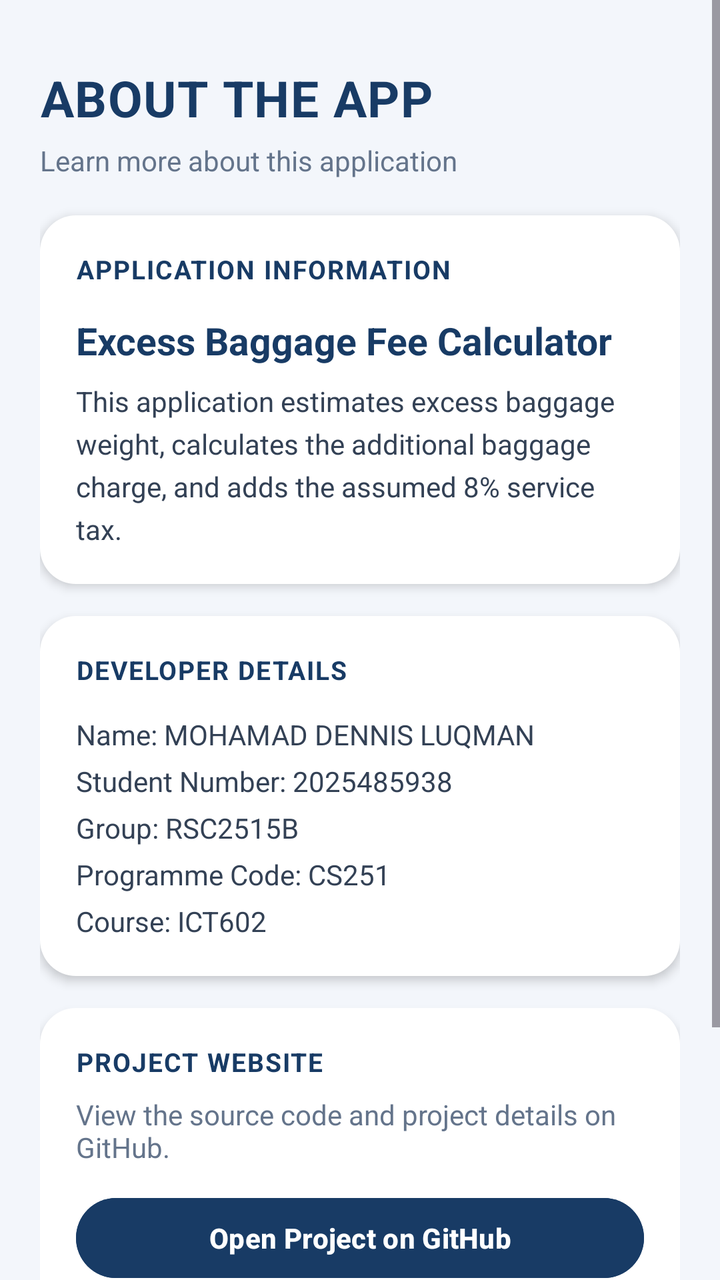
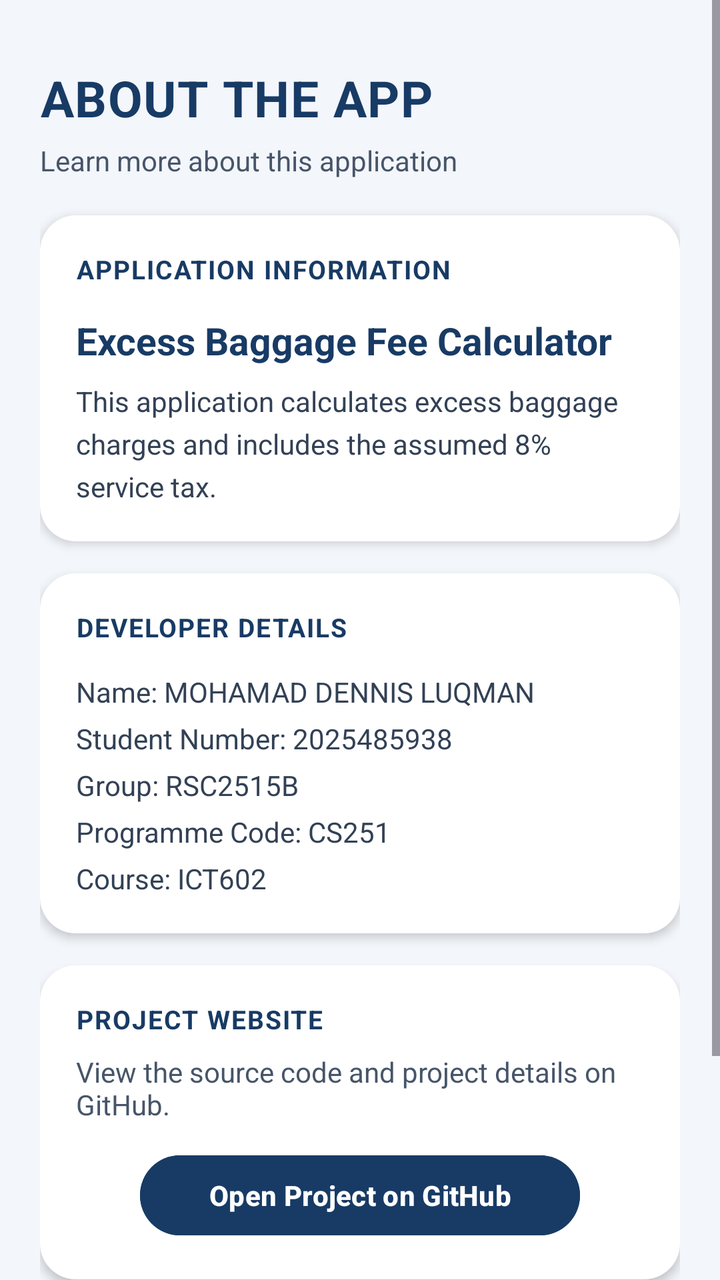

Before-and-after screenshots of an Android layout around one commit, followed by the original layout XML and the change that was made.
<!-- AndroidManifest.xml: application theme Theme.ExcessBaggageCalculator -->
<!-- res/layout/activity_about.xml -->
<?xml version="1.0" encoding="utf-8"?>
<ScrollView xmlns:android="http://schemas.android.com/apk/res/android"
    android:layout_width="match_parent"
    android:layout_height="match_parent"
    android:background="#F3F6FB"
    android:fillViewport="true">

    <LinearLayout
        android:layout_width="match_parent"
        android:layout_height="wrap_content"
        android:orientation="vertical"
        android:paddingStart="20dp"
        android:paddingEnd="20dp"
        android:paddingTop="32dp"
        android:paddingBottom="20dp">

        <TextView
            android:layout_width="match_parent"
            android:layout_height="wrap_content"
            android:text="ABOUT THE APP"
            android:textColor="#183B65"
            android:textSize="25sp"
            android:textStyle="bold"
            android:letterSpacing="0.02" />

        <TextView
            android:layout_width="match_parent"
            android:layout_height="wrap_content"
            android:layout_marginTop="5dp"
            android:layout_marginBottom="18dp"
            android:text="Learn more about this application"
            android:textColor="#64748B"
            android:textSize="14sp" />

        
        <LinearLayout
            android:layout_width="match_parent"
            android:layout_height="wrap_content"
            android:background="@drawable/bg_calculator_card"
            android:elevation="3dp"
            android:orientation="vertical"
            android:padding="18dp">

            <TextView
                android:layout_width="match_parent"
                android:layout_height="wrap_content"
                android:text="APPLICATION INFORMATION"
                android:textColor="#183B65"
                android:textSize="13sp"
                android:textStyle="bold"
                android:letterSpacing="0.05" />

            <TextView
                android:layout_width="match_parent"
                android:layout_height="wrap_content"
                android:layout_marginTop="14dp"
                android:text="Excess Baggage Fee Calculator"
                android:textColor="#183B65"
                android:textSize="19sp"
                android:textStyle="bold" />

            <TextView
                android:layout_width="match_parent"
                android:layout_height="wrap_content"
                android:layout_marginTop="8dp"
                android:lineSpacingExtra="5dp"
                android:text="This application estimates excess baggage weight, calculates the additional baggage charge, and adds the assumed 8% service tax."
                android:textColor="#334155"
                android:textSize="14sp" />
        </LinearLayout>

        
        <LinearLayout
            android:layout_width="match_parent"
            android:layout_height="wrap_content"
            android:layout_marginTop="16dp"
            android:background="@drawable/bg_calculator_card"
            android:elevation="3dp"
            android:orientation="vertical"
            android:padding="18dp">

            <TextView
                android:layout_width="match_parent"
                android:layout_height="wrap_content"
                android:text="DEVELOPER DETAILS"
                android:textColor="#183B65"
                android:textSize="13sp"
                android:textStyle="bold"
                android:letterSpacing="0.05" />

            <TextView
                android:id="@+id/studentDetails"
                android:layout_width="match_parent"
                android:layout_height="wrap_content"
                android:layout_marginTop="14dp"
                android:lineSpacingExtra="7dp"
                android:text="Name: MOHAMAD DENNIS LUQMAN\nStudent Number: 2025485938\nGroup: RSC2515B\nProgramme Code: CS251\nCourse: ICT602"
                android:textColor="#334155"
                android:textSize="14sp" />
        </LinearLayout>

        
        <LinearLayout
            android:layout_width="match_parent"
            android:layout_height="wrap_content"
            android:layout_marginTop="16dp"
            android:background="@drawable/bg_calculator_card"
            android:elevation="3dp"
            android:orientation="vertical"
            android:padding="18dp">

            <TextView
                android:layout_width="match_parent"
                android:layout_height="wrap_content"
                android:text="PROJECT WEBSITE"
                android:textColor="#183B65"
                android:textSize="13sp"
                android:textStyle="bold"
                android:letterSpacing="0.05" />

            <TextView
                android:layout_width="match_parent"
                android:layout_height="wrap_content"
                android:layout_marginTop="8dp"
                android:text="View the source code and project details on GitHub."
                android:textColor="#64748B"
                android:textSize="14sp" />

            <Button
                android:id="@+id/websiteLink"
                android:layout_width="match_parent"
                android:layout_height="48dp"
                android:layout_marginTop="12dp"
                android:backgroundTint="#183B65"
                android:text="Open Project on GitHub"
                android:textAllCaps="false"
                android:textColor="#FFFFFF"
                android:textSize="14sp"
                android:textStyle="bold" />
        </LinearLayout>

        <TextView
            android:layout_width="match_parent"
            android:layout_height="wrap_content"
            android:layout_marginTop="20dp"
            android:gravity="center"
            android:text="© 2026 Excess Baggage Calculator. All rights reserved."
            android:textColor="#64748B"
            android:textSize="12sp" />

        <Button
            android:id="@+id/backButton"
            android:layout_width="match_parent"
            android:layout_height="50dp"
            android:layout_marginTop="18dp"
            android:layout_marginBottom="12dp"
            android:backgroundTint="#6651A5"
            android:text="Back to Calculator"
            android:textAllCaps="false"
            android:textColor="#FFFFFF"
            android:textSize="14sp"
            android:textStyle="bold" />

    </LinearLayout>
</ScrollView>
<!-- resources referenced by this layout -->
<resources>
  <!-- drawable bg_calculator_card (drawable) -->
  <?xml version="1.0" encoding="utf-8"?>
  <shape xmlns:android="http://schemas.android.com/apk/res/android">
      <solid android:color="#FFFFFF" />
      <corners android:radius="18dp" />
  </shape>
  <style name="Theme.ExcessBaggageCalculator" parent="Base.Theme.ExcessBaggageCalculator" />
  <style name="Base.Theme.ExcessBaggageCalculator" parent="Theme.Material3.DayNight.NoActionBar">
          
          
      </style>
</resources>

<!-- the commit's change to res/layout/activity_about.xml (unified diff, before → after) -->
@@ -17,7 +17,7 @@
         <TextView
             android:layout_width="match_parent"
             android:layout_height="wrap_content"
-            android:text="ABOUT THE APP"
+            android:text="@string/about_title"
             android:textColor="#183B65"
             android:textSize="25sp"
             android:textStyle="bold"
@@ -28,8 +28,8 @@
             android:layout_height="wrap_content"
             android:layout_marginTop="5dp"
             android:layout_marginBottom="18dp"
-            android:text="Learn more about this application"
-            android:textColor="#64748B"
+            android:text="@string/about_subtitle"
+            android:textColor="#475569"
             android:textSize="14sp" />
 
         
@@ -44,7 +44,7 @@
             <TextView
                 android:layout_width="match_parent"
                 android:layout_height="wrap_content"
-                android:text="APPLICATION INFORMATION"
+                android:text="@string/application_information"
                 android:textColor="#183B65"
                 android:textSize="13sp"
                 android:textStyle="bold"
@@ -54,7 +54,7 @@
                 android:layout_width="match_parent"
                 android:layout_height="wrap_content"
                 android:layout_marginTop="14dp"
-                android:text="Excess Baggage Fee Calculator"
+                android:text="@string/application_name"
                 android:textColor="#183B65"
                 android:textSize="19sp"
                 android:textStyle="bold" />
@@ -64,7 +64,7 @@
                 android:layout_height="wrap_content"
                 android:layout_marginTop="8dp"
                 android:lineSpacingExtra="5dp"
-                android:text="This application estimates excess baggage weight, calculates the additional baggage charge, and adds the assumed 8% service tax."
+                android:text="@string/application_description"
                 android:textColor="#334155"
                 android:textSize="14sp" />
         </LinearLayout>
@@ -82,7 +82,7 @@
             <TextView
                 android:layout_width="match_parent"
                 android:layout_height="wrap_content"
-                android:text="DEVELOPER DETAILS"
+                android:text="@string/developer_details"
                 android:textColor="#183B65"
                 android:textSize="13sp"
                 android:textStyle="bold"
@@ -94,7 +94,7 @@
                 android:layout_height="wrap_content"
                 android:layout_marginTop="14dp"
                 android:lineSpacingExtra="7dp"
-                android:text="Name: MOHAMAD DENNIS LUQMAN\nStudent Number: 2025485938\nGroup: RSC2515B\nProgramme Code: CS251\nCourse: ICT602"
+                android:text="@string/student_details"
                 android:textColor="#334155"
                 android:textSize="14sp" />
         </LinearLayout>
@@ -112,7 +112,7 @@
             <TextView
                 android:layout_width="match_parent"
                 android:layout_height="wrap_content"
-                android:text="PROJECT WEBSITE"
+                android:text="@string/project_website"
                 android:textColor="#183B65"
                 android:textSize="13sp"
                 android:textStyle="bold"
@@ -122,17 +122,21 @@
                 android:layout_width="match_parent"
                 android:layout_height="wrap_content"
                 android:layout_marginTop="8dp"
-                android:text="View the source code and project details on GitHub."
-                android:textColor="#64748B"
+                android:text="@string/github_description"
+                android:textColor="#475569"
                 android:textSize="14sp" />
 
             <Button
                 android:id="@+id/websiteLink"
-                android:layout_width="match_parent"
+                android:layout_width="wrap_content"
                 android:layout_height="48dp"
+                android:minWidth="220dp"
+                android:paddingStart="20dp"
+                android:paddingEnd="20dp"
+                android:layout_gravity="center_horizontal"
                 android:layout_marginTop="12dp"
                 android:backgroundTint="#183B65"
-                android:text="Open Project on GitHub"
+                android:text="@string/open_github"
                 android:textAllCaps="false"
                 android:textColor="#FFFFFF"
                 android:textSize="14sp"
@@ -144,18 +148,22 @@
             android:layout_height="wrap_content"
             android:layout_marginTop="20dp"
             android:gravity="center"
-            android:text="© 2026 Excess Baggage Calculator. All rights reserved."
-            android:textColor="#64748B"
+            android:text="@string/copyright_notice"
+            android:textColor="#475569"
             android:textSize="12sp" />
 
         <Button
             android:id="@+id/backButton"
-            android:layout_width="match_parent"
+            android:layout_width="wrap_content"
             android:layout_height="50dp"
+                android:minWidth="220dp"
+                android:paddingStart="20dp"
+                android:paddingEnd="20dp"
+                android:layout_gravity="center_horizontal"
             android:layout_marginTop="18dp"
             android:layout_marginBottom="12dp"
             android:backgroundTint="#6651A5"
-            android:text="Back to Calculator"
+            android:text="@string/back_to_calculator"
             android:textAllCaps="false"
             android:textColor="#FFFFFF"
             android:textSize="14sp"
<!-- resource entries referenced after the edit -->
@@ -6,6 +6,18 @@
       <solid android:color="#FFFFFF" />
       <corners android:radius="18dp" />
   </shape>
+  <string name="about_subtitle">Learn more about this application</string>
+  <string name="about_title">ABOUT THE APP</string>
+  <string name="application_description">This application calculates excess baggage charges and includes the assumed 8% service tax.</string>
+  <string name="application_information">APPLICATION INFORMATION</string>
+  <string name="application_name">Excess Baggage Fee Calculator</string>
+  <string name="back_to_calculator">Back to Calculator</string>
+  <string name="copyright_notice">© 2026 Excess Baggage Calculator. All rights reserved.</string>
+  <string name="developer_details">DEVELOPER DETAILS</string>
+  <string name="github_description">View the source code and project details on GitHub.</string>
+  <string name="open_github">Open Project on GitHub</string>
+  <string name="project_website">PROJECT WEBSITE</string>
+  <string name="student_details">Name: MOHAMAD DENNIS LUQMAN\nStudent Number: 2025485938\nGroup: RSC2515B\nProgramme Code: CS251\nCourse: ICT602</string>
   <style name="Theme.ExcessBaggageCalculator" parent="Base.Theme.ExcessBaggageCalculator" />
   <style name="Base.Theme.ExcessBaggageCalculator" parent="Theme.Material3.DayNight.NoActionBar">
           
